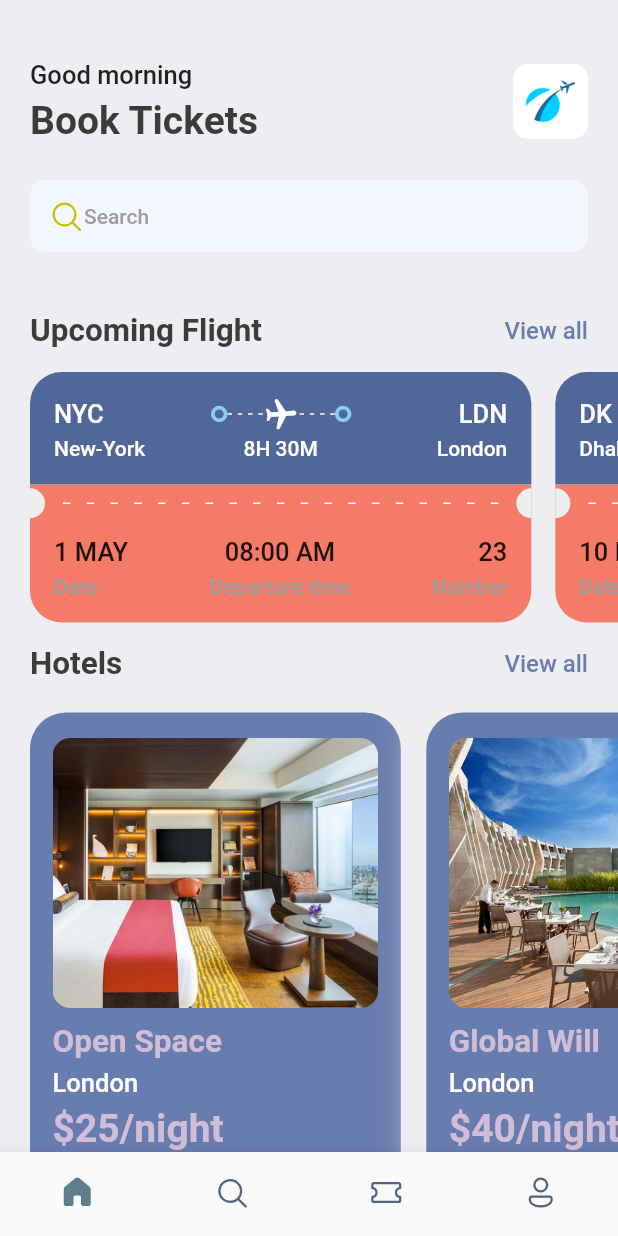
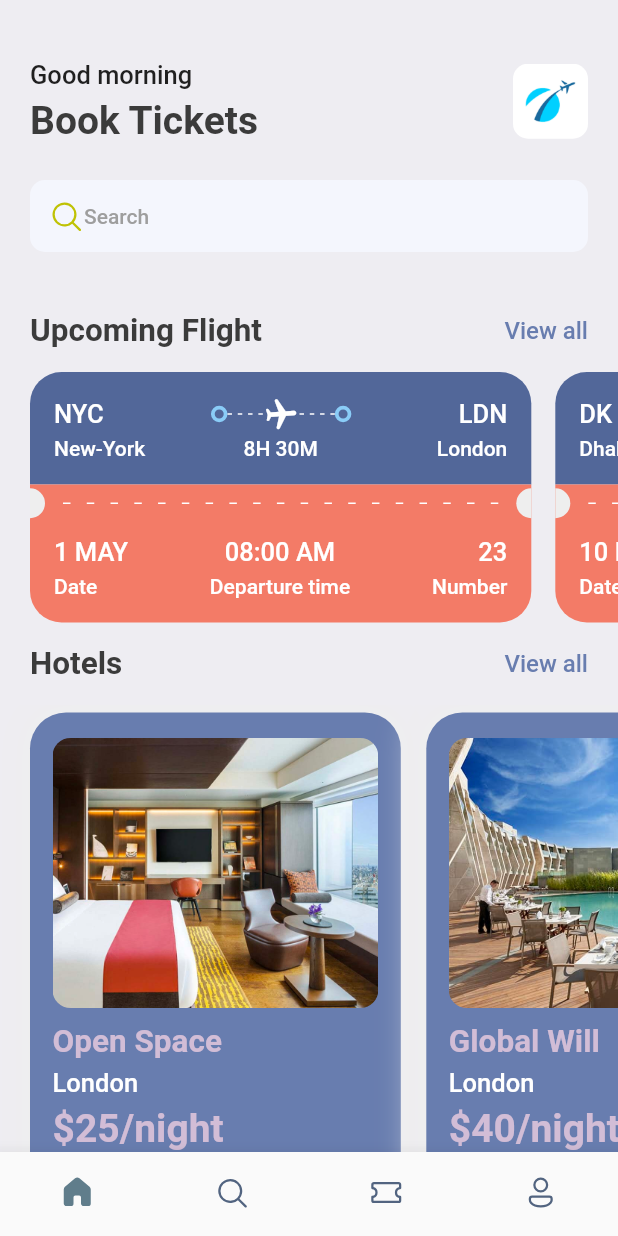
Before and after one commit to TOUFIK-Taha98/booktickets, a Flutter app: the screen it shows after launch, on a phone screen of 412 x 824 dp. Run offline on Flutter 3.47's test engine with Material 2 defaults, Android fonts, the phone set to English and light mode, and no system bars; our stand-ins replace barcode_widget, fluentui_icons, gap, get.

Commit message:
work on ticket_screen dart file

```diff
--- a/lib/screens/ticket_screen.dart
+++ b/lib/screens/ticket_screen.dart
@@ -146,7 +146,7 @@ class TicketScreen extends StatelessWidget {
                         bottomRight: Radius.circular(21),
                         bottomLeft: Radius.circular(21))),
                 margin: const EdgeInsets.only(left: 15, right: 15),
-                padding: const EdgeInsets.only(top: 15, bottom: 15),
+                padding: const EdgeInsets.only(top: 20, bottom: 20),
                 child: Container(
                   padding:
                       EdgeInsets.symmetric(horizontal: AppLayout.getHeight(15)),
@@ -165,13 +165,13 @@ class TicketScreen extends StatelessWidget {
                 ),
               ),
               // Last section of the screen
+              Gap(AppLayout.getHeight(20)),
               Container(
                 padding: EdgeInsets.only(
-                  left: AppLayout.getHeight(15),
+                  left: AppLayout.getHeight(20),
                 ),
                 child: TicketView(
                   ticket: ticketList[0],
-                  isColor: true,
                 ),
               ),
             ],
--- a/lib/screens/ticket_view.dart
+++ b/lib/screens/ticket_view.dart
@@ -204,19 +204,19 @@ class TicketView extends StatelessWidget {
                         firstText: ticket["date"],
                         secondText: "Date",
                         alignment: CrossAxisAlignment.start,
-                        isColor: true,
+                        isColor: isColor,
                       ),
                       AppColumnLayout(
                         firstText: ticket["departure_time"],
                         secondText: "Departure time",
                         alignment: CrossAxisAlignment.center,
-                        isColor: true,
+                        isColor: isColor,
                       ),
                       AppColumnLayout(
                         firstText: ticket['number'].toString(),
                         secondText: "Number",
                         alignment: CrossAxisAlignment.end,
-                        isColor: true,
+                        isColor: isColor,
                       ),
                     ],
                   ),
```
